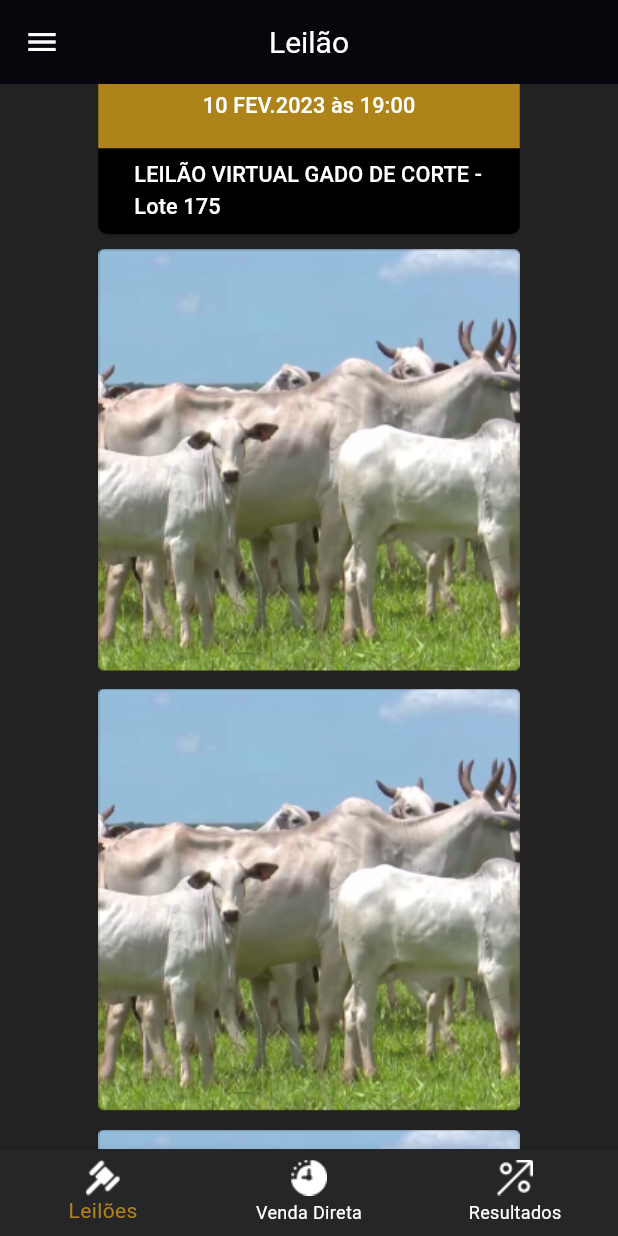
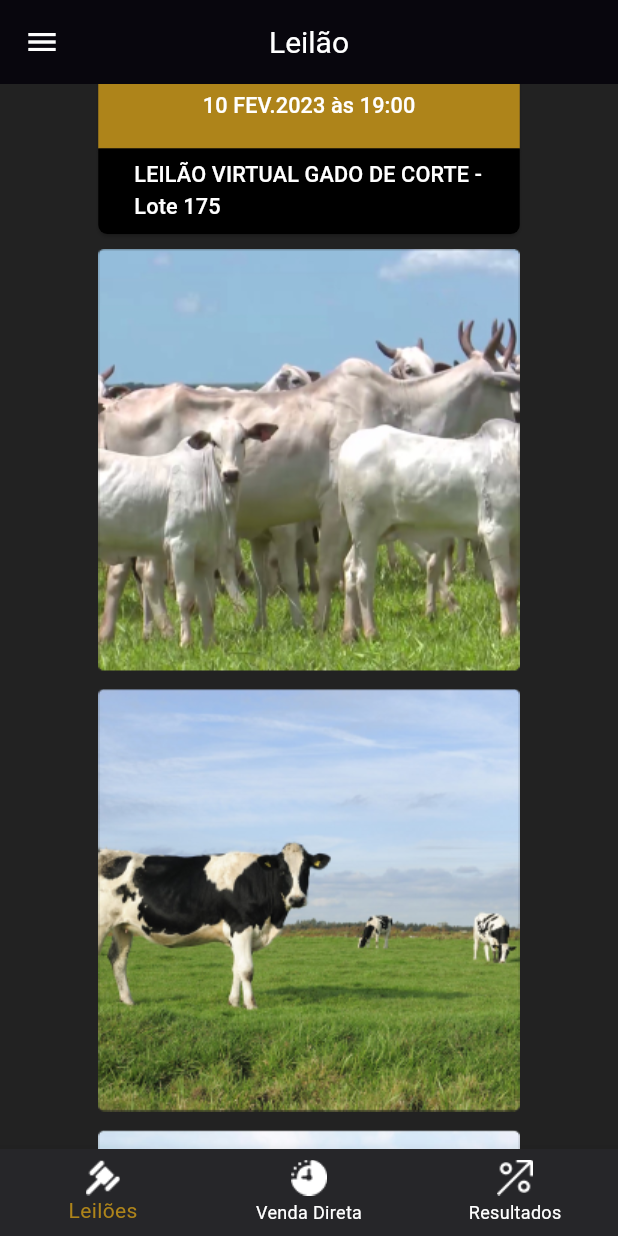
Before and after one commit to Bruno-Meireles/leilao_teste_dix, a Flutter app: the Leilao screen opened by its route, scrolled down 576 dp, on a phone screen of 412 x 824 dp. Run offline on Flutter 3.47's test engine with Material 3 defaults, Android fonts, the phone set to English and light mode, and no system bars.

Commit message:
finalizando primeira parte do projeto

```diff
--- a/lib/leilao.dart
+++ b/lib/leilao.dart
@@ -1,5 +1,4 @@
 import 'package:flutter/material.dart';
-import 'package:flutter/widgets.dart';
 import 'package:leilao_teste_dix/login.dart';
 import 'package:leilao_teste_dix/resultados.dart';
 import 'package:leilao_teste_dix/utils/app.colors.dart';
@@ -339,7 +338,7 @@ class _LeilaoState extends State<Leilao> {
             ),
             Column(
               children: [
-                Image.asset("image/lote303.png"),
+                Image.asset("image/lote175.png"),
                 const SizedBox(
                   height: 12,
                 ),
@@ -347,7 +346,7 @@ class _LeilaoState extends State<Leilao> {
             ),
             Column(
               children: [
-                Image.asset("image/lote303.png"),
+                Image.asset("image/lote176.png"),
                 const SizedBox(
                   height: 12,
                 ),
@@ -355,7 +354,7 @@ class _LeilaoState extends State<Leilao> {
             ),
             Column(
               children: [
-                Image.asset("image/lote303.png"),
+                Image.asset("image/lote173.png"),
                 const SizedBox(
                   height: 12,
                 ),
@@ -367,6 +366,102 @@ class _LeilaoState extends State<Leilao> {
                         Radius.circular(7),
                       ),
                     ),
+                    fixedSize: const Size(197, 39),
+                    backgroundColor: AppColors.yellow,
+                  ),
+                  child: const Text(
+                    "Ver mais lotes",
+                    style: TextStyle(color: AppColors.white, fontSize: 13.36),
+                  ),
+                ),
+                const SizedBox(
+                  height: 20,
+                ),
+              ],
+            ),
+            Column(
+              children: [
+                Image.asset("image/leilaoGado.png"),
+                ElevatedButton(
+                  onPressed: () {},
+                  style: ElevatedButton.styleFrom(
+                      shape: const RoundedRectangleBorder(
+                        borderRadius: BorderRadius.all(Radius.zero),
+                      ),
+                      fixedSize: const Size(281, 57),
+                      backgroundColor: AppColors.yellow),
+                  child: const Text(
+                    "10 FEV.2023 às 19:00",
+                    style: TextStyle(color: AppColors.white, fontSize: 14.43),
+                  ),
+                ),
+                SizedBox(
+                  width: 281,
+                  // height: 55,
+                  child: Row(
+                    children: [
+                      ElevatedButton(
+                        onPressed: () {},
+                        style: ElevatedButton.styleFrom(
+                            shape: const RoundedRectangleBorder(
+                              borderRadius: BorderRadius.vertical(
+                                bottom: Radius.circular(6),
+                              ),
+                            ),
+                            fixedSize: const Size(281, 57),
+                            backgroundColor: AppColors.black),
+                        child: const Text(
+                          "LEILÃO VIRTUAL GADO DE CORTE - Lote 175",
+                          style: TextStyle(color: AppColors.white, fontSize: 14.43),
+                        ),
+                      ),
+                    ],
+                  ),
+                ),
+              ],
+            ),
+            Padding(
+              padding: const EdgeInsets.all(10),
+              child: Column(
+                children: [
+                  Image.asset("image/lote303.png"),
+                  const SizedBox(
+                    height: 1,
+                  ),
+                ],
+              ),
+            ),
+            Column(
+              children: [
+                Image.asset("image/lote175.png"),
+                const SizedBox(
+                  height: 12,
+                ),
+              ],
+            ),
+            Column(
+              children: [
+                Image.asset("image/lote176.png"),
+                const SizedBox(
+                  height: 12,
+                ),
+              ],
+            ),
+            Column(
+              children: [
+                Image.asset("image/lote173.png"),
+                const SizedBox(
+                  height: 12,
+                ),
+                ElevatedButton(
+                  onPressed: () {},
+                  style: ElevatedButton.styleFrom(
+                    shape: const RoundedRectangleBorder(
+                      borderRadius: BorderRadius.all(
+                        Radius.circular(7),
+                      ),
+                    ),
+                    fixedSize: const Size(197, 39),
                     backgroundColor: AppColors.yellow,
                   ),
                   child: const Text(
--- a/lib/main.dart
+++ b/lib/main.dart
@@ -19,7 +19,7 @@ class MyApp extends StatelessWidget {
   Widget build(BuildContext context) {
     return MaterialApp(
       debugShowCheckedModeBanner: false,
-      home: const Leilao(),
+      home: const Login(),
       // initialRoute: Routers.vendaDireta.name, //Definir a tela de venda direta como inicial
       // initialRoute: Routers.apresentacao.name, // Definir a tela de apresentação como inicial
       routes: {
```
